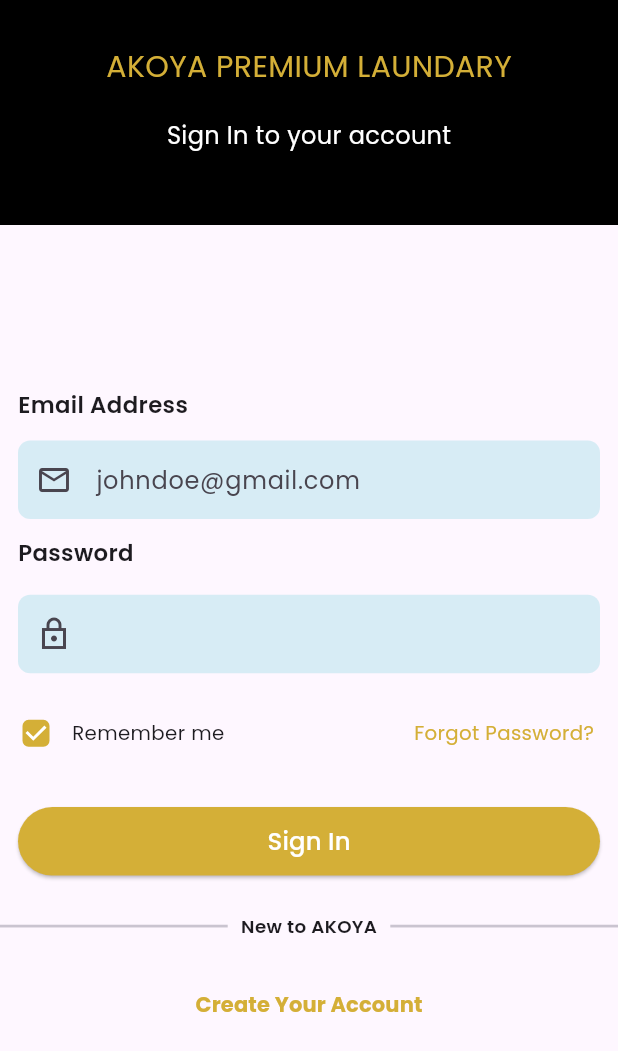
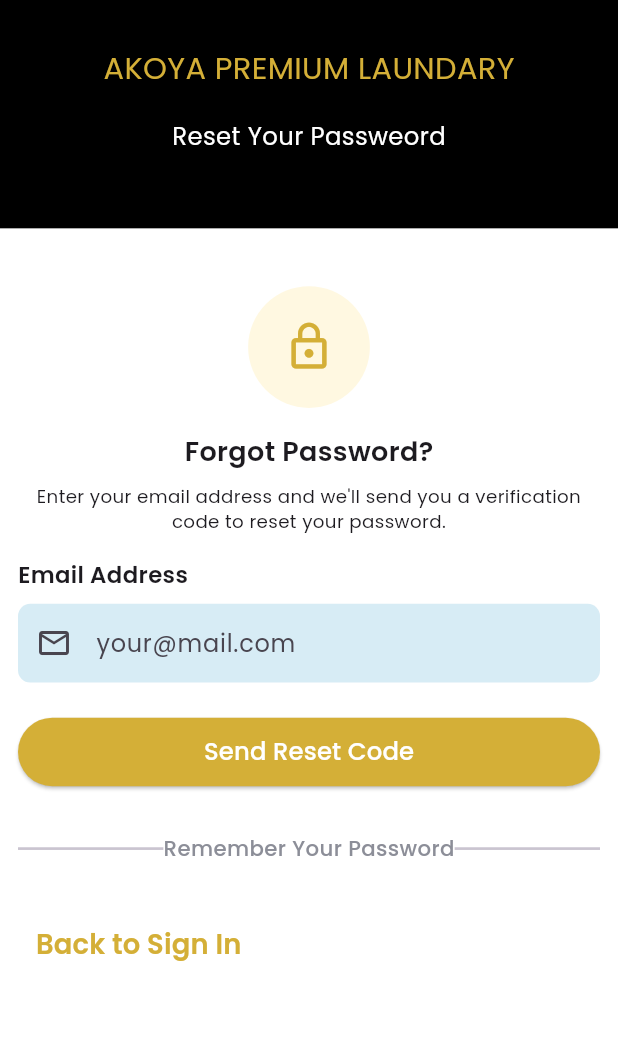
Before and after one commit to umais86/laundry_app, a Flutter app: the Login screen opened directly, after a tap on "Forgot Password?", on a phone screen of 412 x 824 dp. Shown: the top 1051 px of the screen. Run offline on Flutter 3.47's test engine with Material 3 defaults, Android fonts, the phone set to English and light mode, and no system bars; our stand-ins replace flutter_rating_bar, flutter_screenutil, geocoding, geolocator, google_fonts, google_maps_flutter and 1 more.

Commit message:
simple change

```diff
--- /dev/null
+++ b/lib/auth/forgot_pass.dart
@@ -0,0 +1,143 @@
+import 'package:flutter/material.dart';
+import 'package:flutter_screenutil/flutter_screenutil.dart';
+import 'package:par_1/auth/login.dart';
+import 'package:par_1/utils/button.dart';
+import 'package:par_1/utils/colors.dart';
+
+class ForgotPassword extends StatefulWidget {
+  const ForgotPassword({super.key});
+
+  @override
+  State<ForgotPassword> createState() => _ForgotPasswordState();
+}
+
+class _ForgotPasswordState extends State<ForgotPassword> {
+  final TextEditingController emailcontrolller = TextEditingController();
+  @override
+  Widget build(BuildContext context) {
+    return Scaffold(
+      backgroundColor: white,
+      body: Column(
+        children: [
+          Container(
+            height: 150.h,
+            width: double.infinity,
+            color: Colors.black,
+            child: Center(
+              child: Padding(
+                padding: EdgeInsets.symmetric(vertical: 30.h),
+                child: Column(
+                  children: [
+                    Text(
+                      'AKOYA PREMIUM LAUNDARY',
+                      style: TextStyle(fontSize: 20.sp, color: txtColor),
+                    ),
+                    SizedBox(height: 20.h),
+                    Text(
+                      'Reset Your Passweord',
+                      style: TextStyle(fontSize: 16.sp, color: Colors.white),
+                    ),
+                  ],
+                ),
+              ),
+            ),
+          ),
+          SizedBox(height: 30.h),
+          Padding(
+            padding: EdgeInsets.symmetric(horizontal: 12.w, vertical: 8.h),
+            child: Column(
+              children: [
+                CircleAvatar(
+                  radius: 40.r,
+                  backgroundColor: Colors.amber.shade50,
+                  child: Icon(Icons.lock_outline, size: 35, color: txtColor),
+                ),
+
+                SizedBox(height: 16.h),
+                Text(
+                  'Forgot Password?',
+                  style: TextStyle(fontSize: 18, fontWeight: FontWeight.w600),
+                ),
+                SizedBox(height: 8.h),
+                Text(
+                  "Enter your email address and we'll send you a verification code to reset your password.",
+                  textAlign: TextAlign.center,
+                  style: TextStyle(fontSize: 12.sp),
+                ),
+              ],
+            ),
+          ),
+          Padding(
+            padding: EdgeInsets.symmetric(horizontal: 12, vertical: 8),
+            child: Column(
+              crossAxisAlignment: CrossAxisAlignment.start,
+              children: [
+                _buildLabel('Email Address'),
+                SizedBox(height: 8.h),
+                _buildInputField(emailcontrolller, 'your@mail.com'),
+                SizedBox(height: 22.h),
+                CustomElevatedButton(
+                  label: 'Send Reset Code',
+                  onPressed: () {},
+                ),
+                SizedBox(height: 30.h),
+                Row(
+                  children: [
+                    Expanded(child: Divider(thickness: 1.8)),
+                    Text(
+                      'Remember Your Password',
+                      style: TextStyle(
+                        fontSize: 14.sp,
+                        fontWeight: FontWeight.w500,
+                        color: subColor,
+                      ),
+                    ),
+                    Expanded(child: Divider(thickness: 1.8)),
+                  ],
+                ),
+                SizedBox(height: 30.h),
+                TextButton(
+                  onPressed: () {
+                    Navigator.push(
+                      context,
+                      MaterialPageRoute(builder: (_) => Login()),
+                    );
+                  },
+                  child: Text(
+                    'Back to Sign In',
+                    style: TextStyle(
+                      color: txtColor,
+                      fontSize: 18.sp,
+                      fontWeight: FontWeight.w600,
+                    ),
+                  ),
+                ),
+              ],
+            ),
+          ),
+        ],
+      ),
+    );
+  }
+
+  Widget _buildLabel(String text) => Text(
+    text,
+    style: TextStyle(fontWeight: FontWeight.w600, fontSize: 15.sp),
+  );
+  Widget _buildInputField(TextEditingController controller, String hint) {
+    return TextField(
+      controller: emailcontrolller,
+      decoration: InputDecoration(
+        prefixIcon: Icon(Icons.email_outlined),
+        hintText: hint,
+        fillColor: const Color.fromARGB(255, 215, 236, 245),
+        filled: true,
+        contentPadding: EdgeInsets.symmetric(horizontal: 16.w, vertical: 14.h),
+        border: OutlineInputBorder(
+          borderRadius: BorderRadius.circular(8.r),
+          borderSide: BorderSide.none,
+        ),
+      ),
+    );
+  }
+}
--- a/lib/auth/login.dart
+++ b/lib/auth/login.dart
@@ -1,5 +1,6 @@
 import 'package:flutter/material.dart';
 import 'package:flutter_screenutil/flutter_screenutil.dart';
+import 'package:par_1/auth/forgot_pass.dart';
 import 'package:par_1/auth/sign_up.dart';
 import 'package:par_1/utils/button.dart';
 import 'package:par_1/utils/colors.dart';
@@ -27,22 +28,25 @@ class _LoginState extends State<Login> {
             child: Column(
               children: [
                 Container(
-                  height: 150,
+                  height: 150.h,
                   width: double.infinity,
                   color: Colors.black,
                   child: Center(
                     child: Padding(
-                      padding: const EdgeInsets.symmetric(vertical: 30),
+                      padding: EdgeInsets.symmetric(vertical: 30.h),
                       child: Column(
                         children: [
                           Text(
                             'AKOYA PREMIUM LAUNDARY',
-                            style: TextStyle(fontSize: 20, color: txtColor),
+                            style: TextStyle(fontSize: 20.sp, color: txtColor),
                           ),
                           SizedBox(height: 20),
                           Text(
                             'Sign In to your account',
-                            style: TextStyle(fontSize: 16, color: Colors.white),
+                            style: TextStyle(
+                              fontSize: 16.sp,
+                              color: Colors.white,
+                            ),
                           ),
                         ],
                       ),
@@ -50,9 +54,9 @@ class _LoginState extends State<Login> {
                   ),
                 ),
                 Padding(
-                  padding: const EdgeInsets.symmetric(
-                    horizontal: 12,
-                    vertical: 8,
+                  padding: EdgeInsets.symmetric(
+                    horizontal: 12.w,
+                    vertical: 8.h,
                   ),
                   child: Column(
                     crossAxisAlignment: CrossAxisAlignment.start,
@@ -85,8 +89,13 @@ class _LoginState extends State<Login> {
                       ),
                       Text('Remember me ', style: TextStyle(fontSize: 13.sp)),
                       Spacer(),
-                      InkWell(
-                        onTap: () {},
+                      TextButton(
+                        onPressed: () {
+                          Navigator.push(
+                            context,
+                            MaterialPageRoute(builder: (_) => ForgotPassword()),
+                          );
+                        },
                         child: Text(
                           'Forgot Password?',
                           style: TextStyle(color: txtColor, fontSize: 13.sp),
--- a/pubspec.yaml
+++ b/pubspec.yaml
@@ -43,6 +43,7 @@ dependencies:
   flutter_screenutil: ^5.9.3
   flutter_rating: ^2.0.2
   flutter_rating_bar: ^4.0.1
+  video_player: ^2.10.0
 
 dev_dependencies:
   flutter_test:
@@ -77,6 +78,7 @@ flutter:
     - assets/images/
     - assets/icons/home.png
     - assets/icons/
+    - assets/videos/akoya_home.mp4
   # An image asset can refer to one or more resolution-specific "variants", see
   # https://flutter.dev/to/resolution-aware-images
 
```
Also changed, not shown: lib/components/video_player.dart (added, +74 -0 lines), lib/view/nav_screens/homepage.dart (+23 -7 lines), pubspec.lock, 1 other file.
